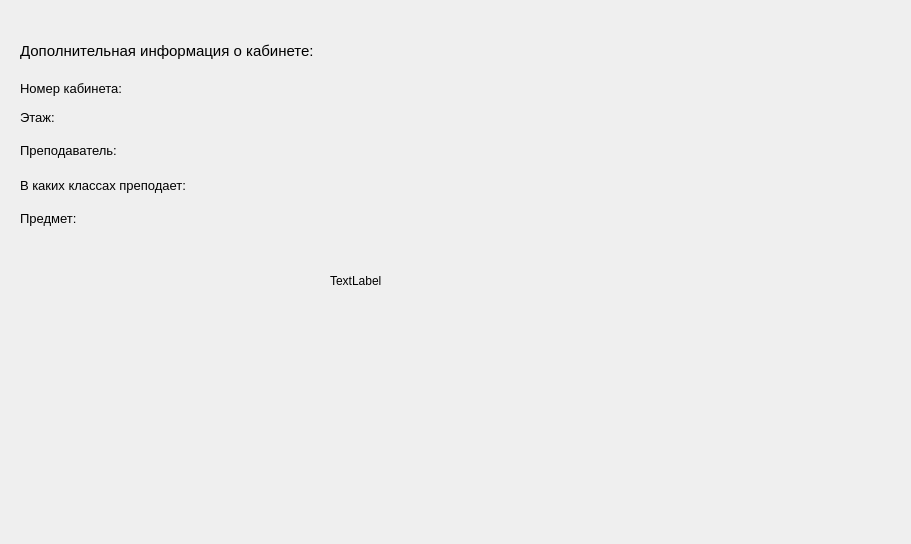
This is dialog_form_2.ui in tanyaflos76/project_1 as Qt 5 draws it before an edit. The edited form follows.
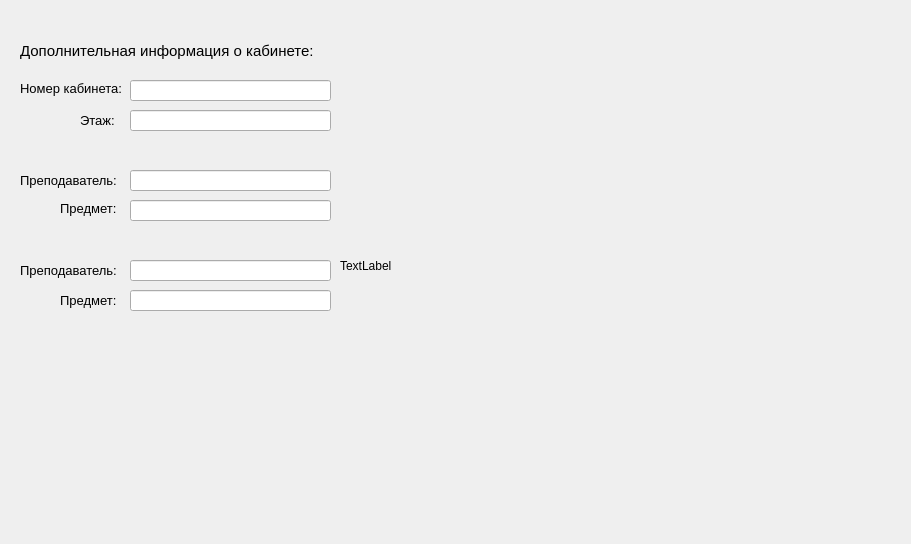
This is the edited form.

What changed in the file:
```diff
--- a/dialog_form_2.ui
+++ b/dialog_form_2.ui
@@ -35,7 +35,7 @@
    <property name="geometry">
     <rect>
      <x>20</x>
-     <y>140</y>
+     <y>170</y>
      <width>101</width>
      <height>21</height>
     </rect>
@@ -67,31 +67,13 @@
     <string>Номер кабинета:</string>
    </property>
   </widget>
-  <widget class="QLabel" name="label_4">
-   <property name="geometry">
-    <rect>
-     <x>20</x>
-     <y>170</y>
-     <width>181</width>
-     <height>31</height>
-    </rect>
-   </property>
-   <property name="font">
-    <font>
-     <pointsize>10</pointsize>
-    </font>
-   </property>
-   <property name="text">
-    <string>В каких классах преподает:</string>
-   </property>
-  </widget>
   <widget class="QLabel" name="label_6">
    <property name="geometry">
     <rect>
-     <x>330</x>
-     <y>40</y>
+     <x>340</x>
+     <y>10</y>
      <width>561</width>
-     <height>481</height>
+     <height>511</height>
     </rect>
    </property>
    <property name="text">
@@ -101,10 +83,10 @@
   <widget class="QLabel" name="label_7">
    <property name="geometry">
     <rect>
-     <x>20</x>
+     <x>80</x>
      <y>110</y>
-     <width>47</width>
-     <height>14</height>
+     <width>41</width>
+     <height>21</height>
     </rect>
    </property>
    <property name="font">
@@ -116,76 +98,11 @@
     <string>Этаж:</string>
    </property>
   </widget>
-  <widget class="QLabel" name="numberClass">
-   <property name="geometry">
-    <rect>
-     <x>140</x>
-     <y>80</y>
-     <width>71</width>
-     <height>21</height>
-    </rect>
-   </property>
-   <property name="text">
-    <string/>
-   </property>
-  </widget>
-  <widget class="QLabel" name="floor">
-   <property name="geometry">
-    <rect>
-     <x>140</x>
-     <y>110</y>
-     <width>61</width>
-     <height>16</height>
-    </rect>
-   </property>
-   <property name="text">
-    <string/>
-   </property>
-  </widget>
-  <widget class="QLabel" name="nameTeacher">
-   <property name="geometry">
-    <rect>
-     <x>140</x>
-     <y>140</y>
-     <width>191</width>
-     <height>21</height>
-    </rect>
-   </property>
-   <property name="text">
-    <string/>
-   </property>
-  </widget>
-  <widget class="QLabel" name="whomTeaches">
-   <property name="geometry">
-    <rect>
-     <x>200</x>
-     <y>180</y>
-     <width>141</width>
-     <height>16</height>
-    </rect>
-   </property>
-   <property name="text">
-    <string/>
-   </property>
-  </widget>
-  <widget class="QLabel" name="subject">
-   <property name="geometry">
-    <rect>
-     <x>100</x>
-     <y>210</y>
-     <width>221</width>
-     <height>16</height>
-    </rect>
-   </property>
-   <property name="text">
-    <string/>
-   </property>
-  </widget>
   <widget class="QLabel" name="label_5">
    <property name="geometry">
     <rect>
-     <x>20</x>
-     <y>210</y>
+     <x>60</x>
+     <y>200</y>
      <width>71</width>
      <height>16</height>
     </rect>
@@ -199,6 +116,122 @@
     <string>Предмет:</string>
    </property>
   </widget>
+  <widget class="QLineEdit" name="floor">
+   <property name="geometry">
+    <rect>
+     <x>130</x>
+     <y>110</y>
+     <width>201</width>
+     <height>21</height>
+    </rect>
+   </property>
+   <property name="font">
+    <font>
+     <pointsize>9</pointsize>
+    </font>
+   </property>
+  </widget>
+  <widget class="QLineEdit" name="numberClass">
+   <property name="geometry">
+    <rect>
+     <x>130</x>
+     <y>80</y>
+     <width>201</width>
+     <height>21</height>
+    </rect>
+   </property>
+   <property name="font">
+    <font>
+     <pointsize>9</pointsize>
+    </font>
+   </property>
+  </widget>
+  <widget class="QLineEdit" name="teacher">
+   <property name="geometry">
+    <rect>
+     <x>130</x>
+     <y>170</y>
+     <width>201</width>
+     <height>21</height>
+    </rect>
+   </property>
+   <property name="font">
+    <font>
+     <pointsize>9</pointsize>
+    </font>
+   </property>
+  </widget>
+  <widget class="QLineEdit" name="subject">
+   <property name="geometry">
+    <rect>
+     <x>130</x>
+     <y>200</y>
+     <width>201</width>
+     <height>21</height>
+    </rect>
+   </property>
+   <property name="font">
+    <font>
+     <pointsize>9</pointsize>
+    </font>
+   </property>
+  </widget>
+  <widget class="QLabel" name="label_4">
+   <property name="geometry">
+    <rect>
+     <x>20</x>
+     <y>260</y>
+     <width>101</width>
+     <height>21</height>
+    </rect>
+   </property>
+   <property name="font">
+    <font>
+     <pointsize>10</pointsize>
+    </font>
+   </property>
+   <property name="text">
+    <string>Преподаватель:</string>
+   </property>
+  </widget>
+  <widget class="QLabel" name="label_8">
+   <property name="geometry">
+    <rect>
+     <x>60</x>
+     <y>290</y>
+     <width>61</width>
+     <height>20</height>
+    </rect>
+   </property>
+   <property name="font">
+    <font>
+     <pointsize>10</pointsize>
+    </font>
+   </property>
+   <property name="text">
+    <string>Предмет:</string>
+   </property>
+  </widget>
+  <widget class="QLineEdit" name="teacher_2">
+   <property name="geometry">
+    <rect>
+     <x>130</x>
+     <y>260</y>
+     <width>201</width>
+     <height>21</height>
+    </rect>
+   </property>
+  </widget>
+  <widget class="QLineEdit" name="subject_2">
+   <property name="geometry">
+    <rect>
+     <x>130</x>
+     <y>290</y>
+     <width>201</width>
+     <height>21</height>
+    </rect>
+   </property>
+  </widget>
  </widget>
  <resources/>
  <connections/>
```
